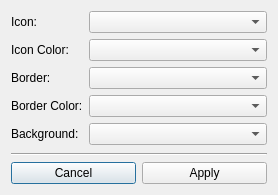
Above: WMVx/CustomTabardDialog.ui from Frostshake/WMVx before the change. Below: the same form after it.
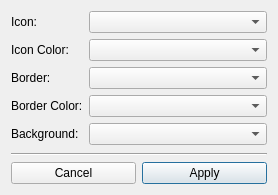
That is the form after the change.

```diff
--- a/WMVx/CustomTabardDialog.ui
+++ b/WMVx/CustomTabardDialog.ui
@@ -95,6 +95,9 @@
        <property name="text">
         <string>Apply</string>
        </property>
+       <property name="default">
+        <bool>true</bool>
+       </property>
       </widget>
      </item>
     </layout>
```
